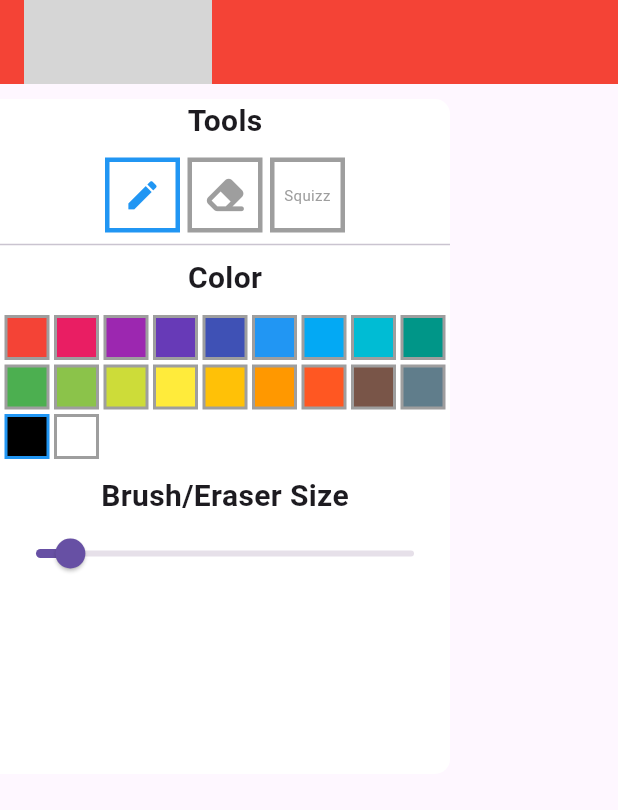
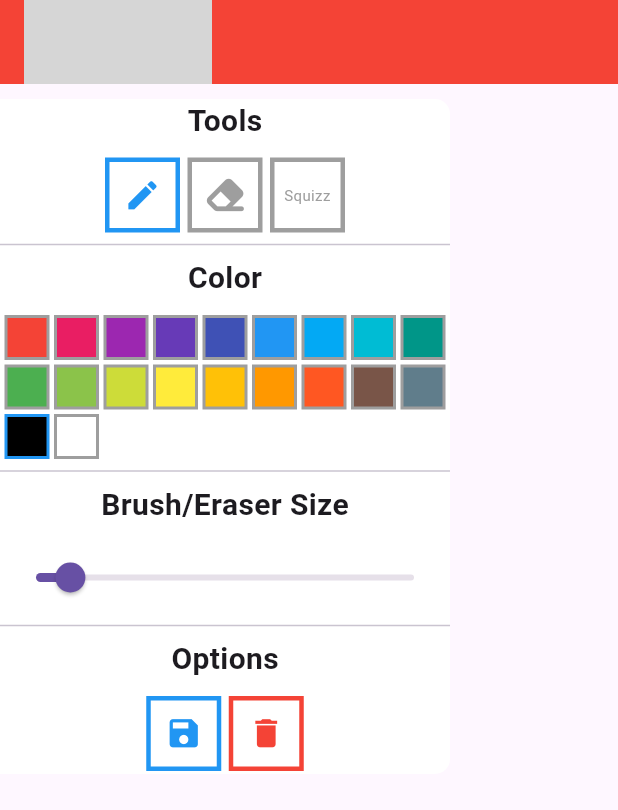
Before and after one commit to rhit-bostiadm/Squizz-Art, a Flutter app: the screen it shows after launch, on a phone screen of 412 x 824 dp. Shown: the top 810 px of the screen. Run offline on Flutter 3.47's test engine with Material 3 defaults, Android fonts, the phone set to English and light mode, and no system bars; our stand-ins replace flutter_hooks, font_awesome_flutter; missing offline and left inert: dart_ipify, universal_html; Roboto replaces fonts that are missing (ComicSans); grey boxes are pictures that could not be loaded.

Commit message:
save/delete works now

```diff
--- a/squizz_art/lib/draw_canvas.dart
+++ b/squizz_art/lib/draw_canvas.dart
@@ -11,8 +11,9 @@ class DrawCanvas extends StatefulWidget {
   final ValueNotifier<Color> color;
   final ValueNotifier<String> tool;
   final ValueNotifier<double> size;
+  final GlobalKey gKey;
 
-  const DrawCanvas({super.key, required this.height, required this.width, required this.currDrawing, required this.drawings, required this.color, required this.tool, required this.size});
+  const DrawCanvas({super.key, required this.height, required this.width, required this.currDrawing, required this.drawings, required this.color, required this.tool, required this.size, required this.gKey});
 
   @override
   State<DrawCanvas> createState() => _DrawCanvasState();
@@ -21,11 +22,18 @@ class DrawCanvas extends StatefulWidget {
 class _DrawCanvasState extends State<DrawCanvas> {
   @override
   Widget build(BuildContext context) {
-    return Stack(
+    return RepaintBoundary(
+      key: widget.gKey,
+      child: SizedBox(
+        height: widget.height,
+        width: widget.width,
+        child: Stack(
           children: [
             buildAll(),
             buildCurrent(context)
-      ],
+          ]
+        ),
+      )
     );
   }
 
@@ -74,14 +82,12 @@ class _DrawCanvasState extends State<DrawCanvas> {
         widget.drawings.value = List<Drawing>.from(widget.drawings.value);
         widget.drawings.value.add(widget.currDrawing.value!);
       },
-      child: RepaintBoundary(
       child: SizedBox(
         height: widget.height,
         width: widget.width,
         child: CustomPaint(
           painter: DrawPainter(
             drawings: widget.currDrawing.value == null ? [] : [widget.currDrawing.value!]
-            ),
           ),
         ),
       ),
--- a/squizz_art/lib/draw_page.dart
+++ b/squizz_art/lib/draw_page.dart
@@ -2,7 +2,6 @@ import 'package:flutter/material.dart';
 import 'package:squizz_art/draw_canvas.dart';
 import 'package:squizz_art/draw_toolbar.dart';
 import 'package:squizz_art/drawing.dart';
-import 'package:squizz_art/server.dart';
 import 'package:flutter_hooks/flutter_hooks.dart';
 
 class DrawPage extends HookWidget {
@@ -10,14 +9,22 @@ class DrawPage extends HookWidget {
 
   @override
   Widget build(BuildContext context) {
-    Server server = Server();
-    server.setupServer();
-
     ValueNotifier<Drawing?> currDrawing = useState(null);
     ValueNotifier<List<Drawing>> drawings = useState([]);
     ValueNotifier<Color> color = useState(Colors.black);
     ValueNotifier<String> tool = useState("pencil");
     ValueNotifier<double> size = useState(10);
+    GlobalKey gKey = GlobalKey();
+    DrawCanvas canvas = DrawCanvas(
+                height: MediaQuery.of(context).size.height,
+                width: MediaQuery.of(context).size.width,
+                currDrawing: currDrawing,
+                drawings: drawings,
+                color: color,
+                tool: tool,
+                size: size,
+                gKey: gKey,
+              );
     return Scaffold(
       appBar: AppBar(
         backgroundColor: Colors.red,
@@ -32,15 +39,7 @@ class DrawPage extends HookWidget {
           AnimatedBuilder(
             animation: Listenable.merge([]),
             builder: (context, _) {
-              return DrawCanvas(
-                height: MediaQuery.of(context).size.height,
-                width: MediaQuery.of(context).size.width,
-                currDrawing: currDrawing,
-                drawings: drawings,
-                color: color,
-                tool: tool,
-                size: size,
-              );
+              return canvas;
             }
           ),
           Positioned(
@@ -49,6 +48,8 @@ class DrawPage extends HookWidget {
               color: color,
               tool: tool,
               size: size,
+              canvas: canvas,
+              gKey: gKey,
             ),
           )
         ],
--- a/squizz_art/lib/draw_toolbar.dart
+++ b/squizz_art/lib/draw_toolbar.dart
@@ -1,15 +1,23 @@
+import 'dart:typed_data';
+
 import 'package:flutter/material.dart';
+import 'package:flutter/rendering.dart';
 import 'package:flutter_hooks/flutter_hooks.dart';
 import 'package:font_awesome_flutter/font_awesome_flutter.dart';
 import 'package:squizz_art/color_selector.dart';
+import 'package:squizz_art/draw_canvas.dart';
 import 'package:squizz_art/tool_icon.dart';
+import 'package:universal_html/html.dart' as html;
+import 'dart:ui' as ui;
 
 class DrawToolbar extends StatefulHookWidget {
   final ValueNotifier<Color> color;
   final ValueNotifier<String> tool;
   final ValueNotifier<double> size;
+  final DrawCanvas canvas;
+  final GlobalKey gKey;
 
-  const DrawToolbar({super.key, required this.color, required this.tool, required this.size});
+  const DrawToolbar({super.key, required this.color, required this.tool, required this.size, required this.canvas, required this.gKey});
 
   @override
   State<StatefulWidget> createState() => _DrawToolbarState();
@@ -64,15 +72,99 @@ class _DrawToolbarState extends State<DrawToolbar> {
           const Text("Color",style: TextStyle(fontWeight: FontWeight.bold, fontFamily: 'ComicSans',fontSize: 20)),
           const Padding(padding: EdgeInsets.all(5)),
           ColorSelector(color: widget.color),
+          const Divider(),
+          const Text("Brush/Eraser Size",style: TextStyle(fontWeight: FontWeight.bold, fontFamily: 'ComicSans',fontSize: 20)),
           const Padding(padding: EdgeInsets.all(5)),
-          const Text("Brush/Eraser Size",style: TextStyle(fontWeight: FontWeight.bold, fontFamily: 'ComicSans',fontSize: 20)),
           Slider(
             value: widget.size.value,
             min: 1,
             max: 100,
-            onChanged: (s) {widget.size.value = s;})
+            onChanged: (s) {widget.size.value = s;}
+          ),
+          const Divider(),
+          const Text("Options",style: TextStyle(fontWeight: FontWeight.bold, fontFamily: 'ComicSans',fontSize: 20)),
+          const Padding(padding: EdgeInsets.all(5)),
+          Wrap(
+            spacing: 5,
+            children: [
+              GestureDetector(
+                onTap: () => saveFile(),
+                child: Container(
+                  width: 50,
+                  height: 50,
+                  decoration: BoxDecoration(
+                    border: Border.all(
+                      color: Colors.blue,
+                      width: 3
+                    )
+                  ),
+                  child: const Icon(
+                    Icons.save,
+                    color: Colors.blue,
+                    size: 25,
+                  )
+                ),
+              ),
+              GestureDetector(
+                onTap: () {
+                  showDialog(
+                    context: context,
+                    builder: (BuildContext context) {
+                      return AlertDialog(
+                        title: const Text("Delete drawing?"),
+                        content: const Text("Are you sure you want to discard this drawing?"),
+                        actions: [
+                          TextButton(
+                            onPressed: () => Navigator.of(context).pop(),
+                            child: const Text("Cancel")
+                          ),
+                          TextButton(
+                            onPressed: () {
+                              Navigator.of(context).pop();
+                              setState(() {
+                                widget.canvas.drawings.value = [];
+                                widget.canvas.currDrawing.value = null;
+                              });
+                            },
+                            child: const Text("Delete")
+                          )
+                        ],
+                      );
+                    }
+                  );
+                },
+                child: Container(
+                  width: 50,
+                  height: 50,
+                  decoration: BoxDecoration(
+                    border: Border.all(
+                      color: Colors.red,
+                      width: 3
+                    )
+                  ),
+                  child: const Icon(
+                    Icons.delete,
+                    color: Colors.red,
+                    size: 25,
+                  )
+                ),
+              ),
+            ],
+          ),
         ],
       ),
     );
   }
+
+  void saveFile() async {
+    RenderRepaintBoundary bound = widget.gKey.currentContext?.findRenderObject() as RenderRepaintBoundary;
+    ui.Image image = await bound.toImage();
+    ByteData? bd = await image.toByteData(format: ui.ImageByteFormat.png);
+    Uint8List? bytes = bd?.buffer.asUint8List();
+    html.AnchorElement ae = html.AnchorElement();
+    ae.href = '${Uri.dataFromBytes(bytes as List<int>,mimeType: 'image/png')}';
+    ae.download = 'SquizzArt${DateTime.now()}.png';
+    ae.style.display = 'none';
+    ae.click();
+  }
 }
--- a/squizz_art/pubspec.yaml
+++ b/squizz_art/pubspec.yaml
@@ -38,6 +38,7 @@ dependencies:
   flutter_hooks: ^0.21.2
   dart_ipify: ^1.1.1
   font_awesome_flutter: ^10.8.0
+  universal_html: ^2.2.4
 
 dev_dependencies:
   flutter_test:
```
Also changed, not shown: squizz_art/pubspec.lock. Lines whose indentation alone changed are shown as unchanged.
